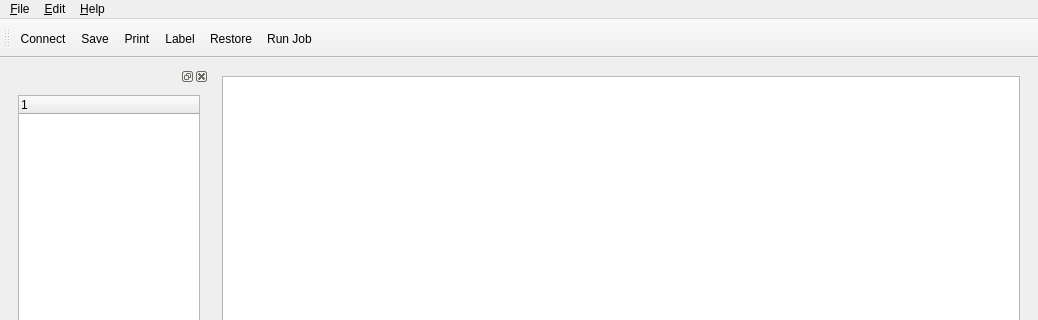
Qt form bacula/src/qt-console/main.ui (rkorzeniewski/bacula) before a commit; both pictures show x 0 to 1038 and y 0 to 320 of the 1038 by 802 pixel window.
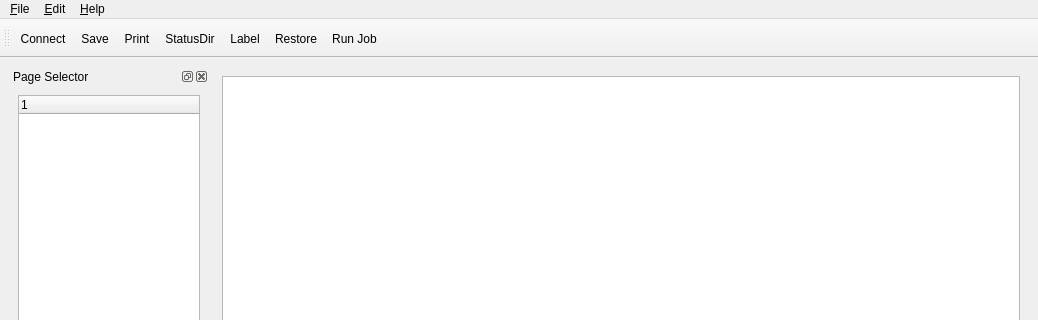
The same form after that commit. Icons and pictures are not drawn.

Diff of the .ui file:
```diff
--- a/bacula/src/qt-console/main.ui
+++ b/bacula/src/qt-console/main.ui
@@ -50,6 +50,9 @@
          <height>16777215</height>
         </size>
        </property>
+       <property name="windowTitle" >
+        <string>Page Selector</string>
+       </property>
        <widget class="QWidget" name="dockWidgetContents" >
         <layout class="QGridLayout" >
          <property name="margin" >
@@ -281,6 +284,7 @@
    <addaction name="actionConnect" />
    <addaction name="actionSave" />
    <addaction name="actionPrint" />
+   <addaction name="actionStatusDir" />
    <addaction name="actionLabel" />
    <addaction name="actionRestore" />
    <addaction name="actionRun" />
@@ -422,6 +426,20 @@
     <string>Run a Job</string>
    </property>
   </action>
+  <action name="actionStatusDir" >
+   <property name="icon" >
+    <iconset>images/status.png</iconset>
+   </property>
+   <property name="text" >
+    <string>StatusDir</string>
+   </property>
+   <property name="toolTip" >
+    <string>status dir</string>
+   </property>
+   <property name="statusTip" >
+    <string>Status of Director</string>
+   </property>
+  </action>
  </widget>
  <resources>
   <include location="main.qrc" />
```
Left out of the diff: 3 changed lines with no effect on the pictures.
